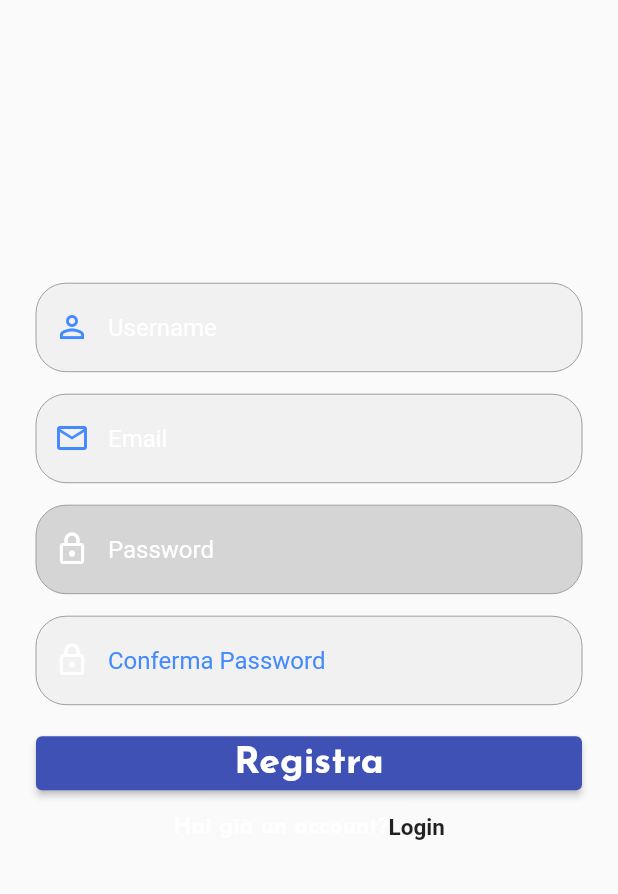
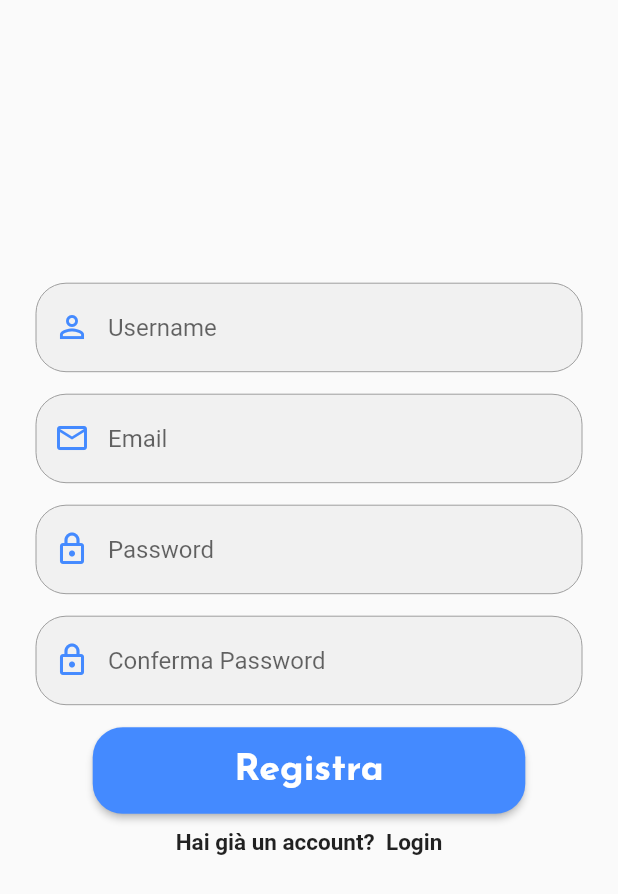
Before and after one commit to mrusso99/My-Holidays, a Flutter app: the RegistrationScreen screen opened by its route, on a phone screen of 412 x 824 dp. Shown: the top 894 px of the screen. Run offline on Flutter 3.47's test engine with Material 2 defaults, Android fonts, the phone set to English and light mode, and no system bars; our stand-ins replace firebase_auth, firebase_core, google_fonts; accounts and stored records are empty.

Commit message:
Fix UI Login and Registration

```diff
--- a/lib/ui/login_screen.dart
+++ b/lib/ui/login_screen.dart
@@ -169,9 +169,7 @@ class _LoginScreenState extends State<LoginScreen> {
                               ),
                             ),
                             const SizedBox(height: 10),
-                            _isProcessing
-                                ? CircularProgressIndicator()
-                                : Row(
+                            Row(
                                     mainAxisAlignment: MainAxisAlignment.center,
                                     children: [
                                       Container(
--- a/lib/ui/registration_screen.dart
+++ b/lib/ui/registration_screen.dart
@@ -74,9 +74,6 @@ class _RegistrationScreenState extends State<RegistrationScreen> {
                                   filled: true,
                                   hintText: LanguageLocalizations.of(context)
                                       .username,
-                                  hintStyle: TextStyle(
-                                    color: Colors.white,
-                                  ),
                                   enabledBorder: OutlineInputBorder(
                                     borderRadius: BorderRadius.circular(20.0),
                                     borderSide: const BorderSide(
@@ -84,7 +81,7 @@ class _RegistrationScreenState extends State<RegistrationScreen> {
                                   ),
                                   errorBorder: UnderlineInputBorder(
                                     borderRadius: BorderRadius.circular(6.0),
-                                    borderSide: BorderSide(
+                                    borderSide: const BorderSide(
                                       color: Colors.red,
                                     ),
                                   ),
@@ -108,9 +105,6 @@ class _RegistrationScreenState extends State<RegistrationScreen> {
                                   fillColor: Colors.grey.withOpacity(0.1),
                                   filled: true,
                                   hintText: "Email",
-                                  hintStyle: const TextStyle(
-                                    color: Colors.white,
-                                  ),
                                   enabledBorder: OutlineInputBorder(
                                     borderRadius: BorderRadius.circular(20.0),
                                     borderSide: const BorderSide(
@@ -138,15 +132,12 @@ class _RegistrationScreenState extends State<RegistrationScreen> {
                                     padding: EdgeInsets.only(top: 0),
                                     child: Icon(
                                       Icons.lock_outlined,
-                                      color: Colors.white,
+                                      color: Colors.blueAccent,
                                     ),
                                   ),
-                                  fillColor: Colors.grey.withOpacity(0.4),
+                                  fillColor: Colors.grey.withOpacity(0.1),
                                   filled: true,
                                   hintText: "Password",
-                                  hintStyle: TextStyle(
-                                    color: Colors.white,
-                                  ),
                                   enabledBorder: OutlineInputBorder(
                                     borderRadius: BorderRadius.circular(20.0),
                                     borderSide: const BorderSide(
@@ -162,21 +153,24 @@ class _RegistrationScreenState extends State<RegistrationScreen> {
                               ),
                               SizedBox(height: 15),
                               TextFormField(
+                                controller: _passwordTextController,
+                                focusNode: _focusPassword,
                                 obscureText: true,
+                                validator: (value) =>
+                                    Validator.validatePassword(
+                                      password: value,
+                                    ),
                                 decoration: InputDecoration(
                                   prefixIcon: Padding(
                                     padding: EdgeInsets.only(top: 0),
                                     child: Icon(
                                       Icons.lock_outlined,
-                                      color: Colors.white,
+                                      color: Colors.blueAccent,
                                     ),
                                   ),
                                   fillColor: Colors.grey.withOpacity(0.1),
                                   filled: true,
                                   hintText: "Conferma Password",
-                                  hintStyle: TextStyle(
-                                    color: Colors.blueAccent,
-                                  ),
                                   enabledBorder: OutlineInputBorder(
                                     borderRadius: BorderRadius.circular(20.0),
                                     borderSide: const BorderSide(
@@ -191,18 +185,14 @@ class _RegistrationScreenState extends State<RegistrationScreen> {
                                 ),
                               ),
                               SizedBox(height: 15),
-                              if (_isProcessing)
-                                CircularProgressIndicator()
-                              else
                                 Row(
+                                  mainAxisAlignment: MainAxisAlignment.center,
                                   children: [
-                                    Expanded(
+                                    Container(
+                                      height: size.height * 0.07,
+                                      width: size.width * 0.7,
                                       child: ElevatedButton(
                                         onPressed: () async {
-                                          setState(() {
-                                            _isProcessing = true;
-                                          });
-
                                           if (_registerFormKey.currentState!
                                               .validate()) {
                                             User? user = await FireAuth
@@ -212,10 +202,6 @@ class _RegistrationScreenState extends State<RegistrationScreen> {
                                               password:
                                                   _passwordTextController.text,
                                             );
-
-                                            setState(() {
-                                              _isProcessing = false;
-                                            });
 
                                             if (user != null) {
                                               Navigator.of(context)
@@ -229,8 +215,19 @@ class _RegistrationScreenState extends State<RegistrationScreen> {
                                             }
                                           }
                                         },
-                                        style: ElevatedButton.styleFrom(
-                                          primary: Colors.indigo,
+                                        style: ButtonStyle(
+                                          padding: MaterialStateProperty.all(
+                                              EdgeInsets.fromLTRB(
+                                                  24.0, 0, 24.0, 0)),
+                                          backgroundColor:
+                                          MaterialStateProperty.all(
+                                              Colors.blueAccent),
+                                          shape: MaterialStateProperty.all<
+                                              RoundedRectangleBorder>(
+                                              RoundedRectangleBorder(
+                                                borderRadius:
+                                                BorderRadius.circular(20.0),
+                                              )),
                                         ),
                                         child: Text(
                                           'Registra',
@@ -252,9 +249,8 @@ class _RegistrationScreenState extends State<RegistrationScreen> {
                                 mainAxisAlignment: MainAxisAlignment.center,
                                 children: [
                                   Text(
-                                    'Hai già un account?',
-                                    style: GoogleFonts.josefinSans(
-                                      color: Colors.white,
+                                    'Hai già un account? ',
+                                    style: TextStyle(
                                       fontSize: 15,
                                       fontWeight: FontWeight.bold,
                                     ),
@@ -263,7 +259,7 @@ class _RegistrationScreenState extends State<RegistrationScreen> {
                                     onTap: () =>
                                         Navigator.pushNamed(context, 'Login'),
                                     child: Text(
-                                      'Login',
+                                      ' Login',
                                       style: TextStyle(
                                         fontSize: 15,
                                         fontWeight: FontWeight.bold,
```
